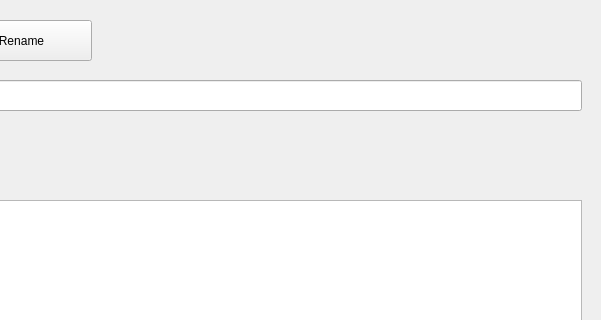
The window that mainwindow.ui (hidog/FilenameConvert) describes before a commit, drawn with Qt 5; both pictures show x 679 to 1280 and y 0 to 320 of the 1280 by 720 pixel window.
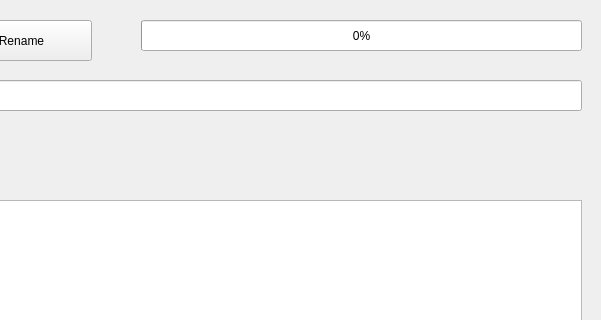
The same window after the commit.

```diff
--- a/mainwindow.ui
+++ b/mainwindow.ui
@@ -160,6 +160,19 @@
      <string>Rename</string>
     </property>
    </widget>
+   <widget class="QProgressBar" name="progressBar">
+    <property name="geometry">
+     <rect>
+      <x>820</x>
+      <y>20</y>
+      <width>441</width>
+      <height>31</height>
+     </rect>
+    </property>
+    <property name="value">
+     <number>0</number>
+    </property>
+   </widget>
   </widget>
   <widget class="QMenuBar" name="menubar">
    <property name="geometry">
```
